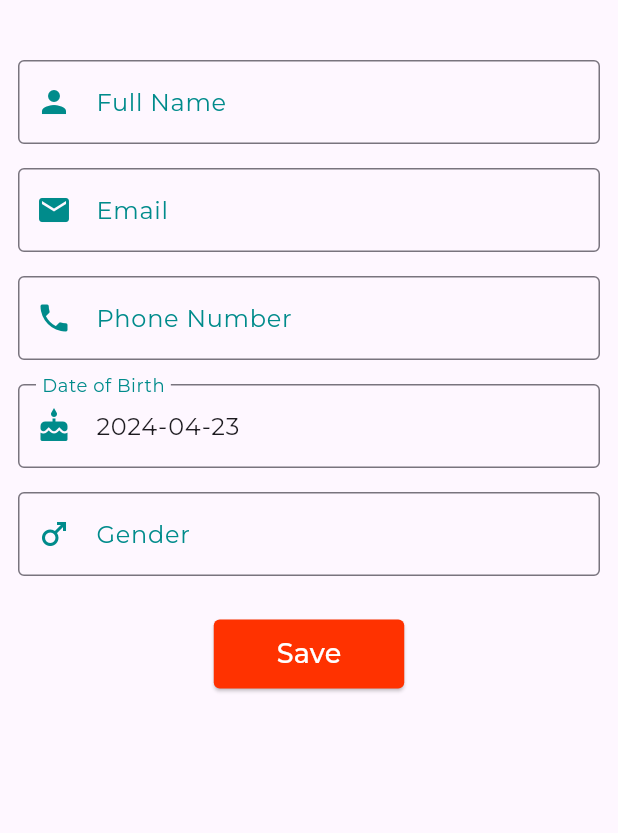
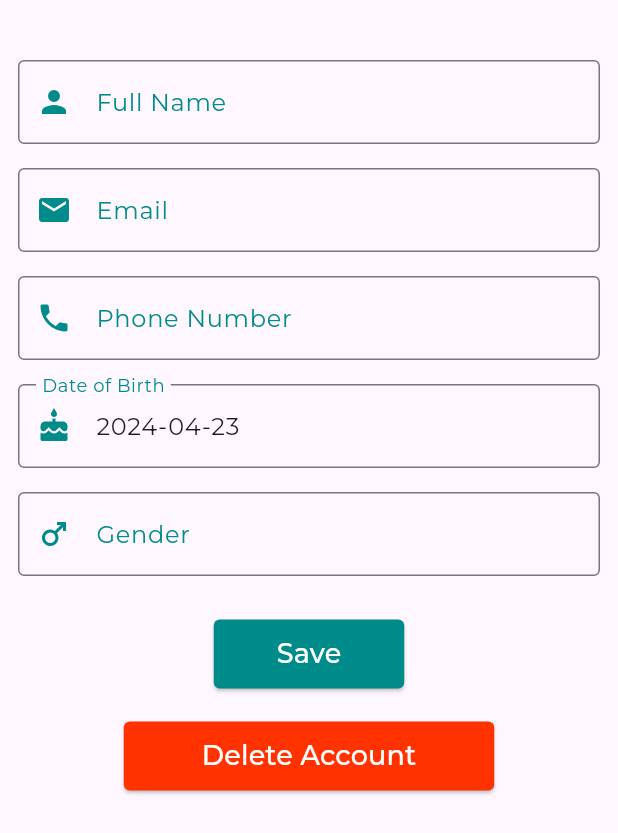
Before and after one commit to Mahmood-Sharif/Academity_App, a Flutter app: the UserProfileWidget widget shown alone on an empty page, opened directly with empty values, on a phone screen of 412 x 824 dp. Shown: the top 833 px of the screen. Run offline on Flutter 3.47's test engine with Material 3 defaults, Android fonts, the phone set to English and light mode, and no system bars; our stand-ins replace flutter_riverpod, flutter_secure_storage, google_fonts, qr_flutter; missing offline and left inert: mobile_scanner; accounts and stored records are empty; generated files the repository leaves out were written again; network calls fail; project files that could hold a hidden picture were left out.

Commit message:
delete account, explore UI

```diff
--- a/academity_app/lib/l10n/app_ar.arb
+++ b/academity_app/lib/l10n/app_ar.arb
@@ -87,6 +87,7 @@
     "profileUpdatedSuccess": "تم تحديث الملف الشخصي بنجاح",
     "profileUpdateFailed": "فشل في تحديث الملف الشخصي",
     "logoutActionTitle": "تسجيل الخروج",
+    "delectAccountActionTitle": "حذف الحساب",
     "dayOfWeekMon": "الاثنين",
     "dayOfWeekTue": "الثلاثاء",
     "dayOfWeekWed": "الأربعاء",
--- a/academity_app/lib/l10n/app_en.arb
+++ b/academity_app/lib/l10n/app_en.arb
@@ -375,6 +375,10 @@
     "@logoutActionTitle": {
         "description": "Title for the logout action"
     },
+    "delectAccountActionTitle": "Delete Account",
+    "@delectAccountActionTitle": {
+        "description": "Title for the Delete Account action"
+    },
     "dayOfWeekMon": "Mon",
     "@dayOfWeekMon": {
         "description": "Abbreviation for Monday"
--- a/academity_app/lib/views/Profile/widgets/user_profile.dart
+++ b/academity_app/lib/views/Profile/widgets/user_profile.dart
@@ -69,6 +69,8 @@ class _UserProfileWidgetState extends ConsumerState<UserProfileWidget> {
                   (val) => _updateUserField('gender', val)),
               const SizedBox(height: 20),
               _buildSaveButton(),
+              const SizedBox(height: 20),
+              _buildDeleteButton(),
             ],
           ),
         ),
@@ -103,7 +105,7 @@ class _UserProfileWidgetState extends ConsumerState<UserProfileWidget> {
       child: ElevatedButton(
         onPressed: _saveUserProfile,
         style: ElevatedButton.styleFrom(
-          backgroundColor: const Color(0xFFFF3200), // Button background color
+          backgroundColor: const Color(0xFF008B8B), // Button background color
           padding: const EdgeInsets.symmetric(
               horizontal: 42, vertical: 10), // Makes the button a bit bigger
           shape: RoundedRectangleBorder(
@@ -111,6 +113,24 @@ class _UserProfileWidgetState extends ConsumerState<UserProfileWidget> {
           ),
         ),
         child: Text(AppLocalizations.of(context)!.saveButton,
+            style: const TextStyle(fontSize: 18, color: Colors.white)),
+      ),
+    );
+  }
+
+  Widget _buildDeleteButton() {
+    return Center(
+      child: ElevatedButton(
+        onPressed: () {},
+        style: ElevatedButton.styleFrom(
+          backgroundColor: const Color(0xFFFF3200), // Button background color
+          padding: const EdgeInsets.symmetric(
+              horizontal: 52, vertical: 10), // Makes the button a bit bigger
+          shape: RoundedRectangleBorder(
+            borderRadius: BorderRadius.circular(4), // Slightly rounded edges
+          ),
+        ),
+        child: Text(AppLocalizations.of(context)!.delectAccountActionTitle,
             style: const TextStyle(fontSize: 18, color: Colors.white)),
       ),
     );
--- a/academity_app/lib/views/home/browse_sports_screen.dart
+++ b/academity_app/lib/views/home/browse_sports_screen.dart
@@ -32,9 +32,9 @@ class _SportsPageState extends State<SportsPage> {
           } else if (snapshot.hasData) {
             return ListView(
               children: [
-                const SizedBox(height: 20),
+                // const SizedBox(height: 20),
                 SportsListWidget(sports: snapshot.data!),
-                const SizedBox(height: 20),
+                // const SizedBox(height: 20),
                 // const TwoCardsSideBySide(),
               ],
             );
```
Also changed, not shown: academity_app/lib/views/home/widgets/sport/sports_griview.dart (+10 -9 lines).
